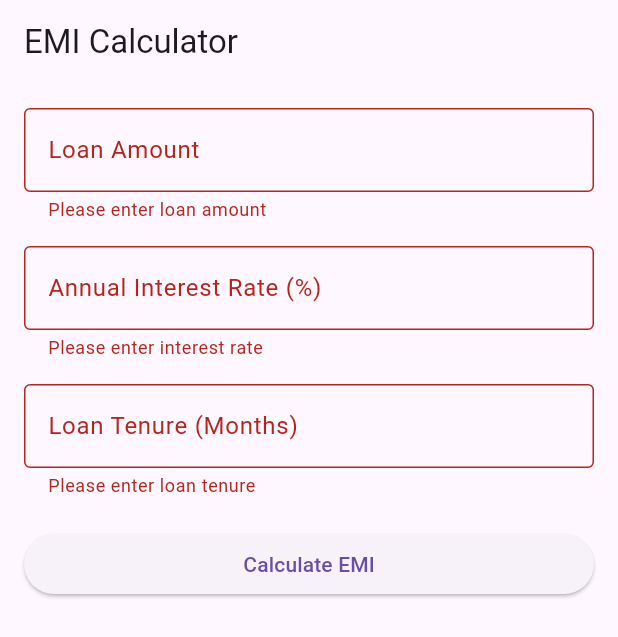
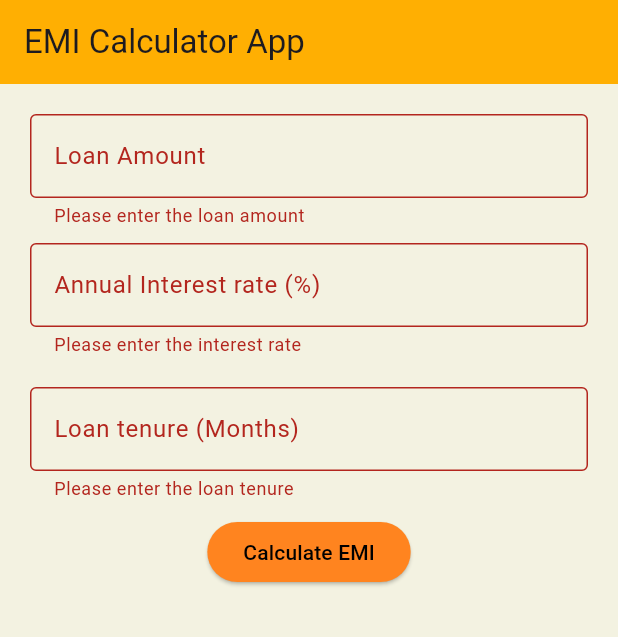
Before and after one commit to nithin7234/Flutter_project4, a Flutter app: the screen it shows after launch, after a tap on "Calculate EMI", on a phone screen of 412 x 824 dp. Shown: the top 637 px of the screen. Run offline on Flutter 3.47's test engine with Material 3 defaults, Android fonts, the phone set to English and light mode, and no system bars.

Commit message:
Update main.dart

```diff
--- a/lib/main.dart
+++ b/lib/main.dart
@@ -1,156 +1,125 @@
 import 'package:flutter/material.dart';
 import 'dart:math';
-
 void main() {
-  runApp(EMICalculatorApp());
+  runApp(MyApp());}
+class MyApp extends StatefulWidget{
+  const MyApp({super.key});
+  @override
+  State<MyApp> createState()=>_MyApp();}
+class _MyApp extends State<MyApp>{
+  final _formkey=GlobalKey<FormState>();
+  final _amountcontroller=TextEditingController();
+  final _interestcontroller=TextEditingController();
+  final _tenurecontroller=TextEditingController();
+  String _result="";
+  void _calculateEmi(){
+    if(_formkey.currentState!.validate()){
+      double p=double.tryParse(_amountcontroller.text) ?? 0.0;
+      double annualInterest=double.tryParse(_interestcontroller.text) ?? 0.0;
+      double r=annualInterest/12/100;
+      int n=int.tryParse(_tenurecontroller.text) ?? 0;
+      double emi;
+      if(r==0){
+        emi=p/n;
+      }
+      else{
+        emi=(p*r*(pow(1+r,n)))/(pow(1+r,n)-1);
+      }
+      double totalInterest=(emi*n)-p;
+      setState(() {
+        _result="Loan Amount : ₹ ${p.toStringAsFixed(2)}\n EMI Amount : ₹ ${emi.toStringAsFixed(2)} \n Total Interest : ₹ ${totalInterest.toStringAsFixed(2)}";
 }
-
-class EMICalculatorApp extends StatelessWidget {
+        );
+    }
+}
   @override
-  Widget build(BuildContext context) {
+  Widget build(BuildContext context){
     return MaterialApp(
-      debugShowCheckedModeBanner: false,
-      title: "EMI Calculator",
-      theme: ThemeData(primarySwatch: Colors.blue),
-      home: EMICalculatorScreen(),
-    );
-  }
-}
-
-class EMICalculatorScreen extends StatefulWidget {
-  @override
-  _EMICalculatorScreenState createState() => _EMICalculatorScreenState();
-}
-
-class _EMICalculatorScreenState extends State<EMICalculatorScreen> {
-  final _formKey = GlobalKey<FormState>();
-
-  final TextEditingController _loanController = TextEditingController();
-  final TextEditingController _rateController = TextEditingController();
-  final TextEditingController _tenureController = TextEditingController();
-
-  double? emi;
-  double? totalInterest;
-
-  void _calculateEMI() {
-    if (_formKey.currentState!.validate()) {
-      double P = double.parse(_loanController.text);
-      double annualRate = double.parse(_rateController.text);
-      int N = int.parse(_tenureController.text);
-
-      double R = annualRate / 12 / 100; // Monthly interest rate
-
-      double emiValue =
-          (P * R * pow(1 + R, N)) / (pow(1 + R, N) - 1);
-
-      double totalPayment = emiValue * N;
-      double interest = totalPayment - P;
-
-      setState(() {
-        emi = emiValue;
-        totalInterest = interest;
-      });
-    }
-  }
-
-  @override
-  Widget build(BuildContext context) {
-    return Scaffold(
-      appBar: AppBar(title: Text("EMI Calculator")),
-      body: Padding(
-        padding: const EdgeInsets.all(16.0),
-        child: Form(
-          key: _formKey,
-          child: SingleChildScrollView(
+      title: "EMI Calculator App",
+      home:Scaffold(
+        backgroundColor: const Color.fromARGB(255, 243, 242, 225),
+        appBar: AppBar(title: Text("EMI Calculator App"),backgroundColor: Color.fromARGB(255, 255, 175, 2),),
+        body:Container(
+          padding: EdgeInsets.all(20),
+          child:Form(
+            key:_formkey,
             child: Column(
-              crossAxisAlignment: CrossAxisAlignment.stretch,
               children: [
                 TextFormField(
-                  controller: _loanController,
+                  controller: _amountcontroller,
                   keyboardType: TextInputType.number,
                   decoration: InputDecoration(
-                    labelText: "Loan Amount",
-                    border: OutlineInputBorder(),
+                    labelText:"Loan Amount",
+                    border:OutlineInputBorder()
                   ),
-                  validator: (value) {
-                    if (value == null || value.isEmpty) {
-                      return "Please enter loan amount";
+                  validator:(value){
+                    if(value==null || value.isEmpty){
+                      return "Please enter the loan amount";
                     }
-                    if (double.tryParse(value) == null ||
-                        double.parse(value) <= 0) {
-                      return "Enter a valid positive number";
+                    if(double.tryParse(value)==null){
+                      return "Please enter a valid number";
+                    }
+                    if(double.tryParse(value)!=null && double.tryParse(value)!<=0){
+                      return "Please enter a positive number";
+                    }
+                    return null;
+                  }, ),
+                SizedBox(height: 10),
+                TextFormField(
+                  controller: _interestcontroller,
+                  keyboardType: TextInputType.number,
+                  decoration: InputDecoration(
+                    labelText:"Annual Interest rate (%)",
+                    border:OutlineInputBorder()
+                  ),
+                  validator:(value){
+                    if(value==null || value.isEmpty){
+                      return "Please enter the interest rate";
+                    }
+                    if(double.tryParse(value)==null){
+                      return "Please enter a valid number";
+                    }
+                    if(double.tryParse(value)!=null && double.tryParse(value)!<=0){
+                      return "Please enter a positive number";
                     }
                     return null;
                   },
                 ),
-                SizedBox(height: 16),
+                SizedBox(height: 10),
+                SizedBox(height: 10),
                 TextFormField(
-                  controller: _rateController,
+                  controller: _tenurecontroller,
                   keyboardType: TextInputType.number,
                   decoration: InputDecoration(
-                    labelText: "Annual Interest Rate (%)",
-                    border: OutlineInputBorder(),
+                    labelText:"Loan tenure (Months)",
+                    border:OutlineInputBorder()
                   ),
-                  validator: (value) {
-                    if (value == null || value.isEmpty) {
-                      return "Please enter interest rate";
+                  validator:(value){
+                    if(value==null || value.isEmpty){
+                      return "Please enter the loan tenure";
                     }
-                    if (double.tryParse(value) == null ||
-                        double.parse(value) <= 0) {
-                      return "Enter a valid positive number";
+                    if(double.tryParse(value)==null){
+                      return "Please enter a valid number";
+                    }
+                    if(double.tryParse(value)!=null && double.tryParse(value)!<=0){
+                      return "Please enter a positive number";
                     }
                     return null;
                   },
                 ),
-                SizedBox(height: 16),
-                TextFormField(
-                  controller: _tenureController,
-                  keyboardType: TextInputType.number,
-                  decoration: InputDecoration(
-                    labelText: "Loan Tenure (Months)",
-                    border: OutlineInputBorder(),
-                  ),
-                  validator: (value) {
-                    if (value == null || value.isEmpty) {
-                      return "Please enter loan tenure";
-                    }
-                    if (int.tryParse(value) == null ||
-                        int.parse(value) <= 0) {
-                      return "Enter a valid positive integer";
-                    }
-                    return null;
-                  },
-                ),
-                SizedBox(height: 20),
+                SizedBox(height: 10),
                 ElevatedButton(
-                  onPressed: _calculateEMI,
-                  child: Text("Calculate EMI"),
-                ),
-                SizedBox(height: 20),
-                if (emi != null && totalInterest != null)
-                  Card(
-                    elevation: 4,
-                    child: Padding(
-                      padding: const EdgeInsets.all(16.0),
-                      child: Column(
-                        crossAxisAlignment: CrossAxisAlignment.start,
-                        children: [
-                          Text("Results:",
-                              style: TextStyle(
-                                  fontSize: 18, fontWeight: FontWeight.bold)),
-                          SizedBox(height: 10),
-                          Text("Loan Amount: ₹${_loanController.text}"),
-                          Text("Monthly EMI: ₹${emi!.toStringAsFixed(2)}"),
-                          Text("Total Interest: ₹${totalInterest!.toStringAsFixed(2)}"),
-                        ],
-                      ),
-                    ),
-                  )
-              ],
+                  style:ElevatedButton.styleFrom(
+                    backgroundColor: const Color.fromARGB(255, 255, 132, 31),
+                    foregroundColor: const Color.fromARGB(255, 0, 0, 0)),
+                  onPressed: _calculateEmi,
+                  child: Text("Calculate EMI")),
+                  SizedBox(height: 10),
+ Text(_result,style: TextStyle(color:Colors.green,fontSize: 20,fontWeight:FontWeight.bold))
+              ],),
             ),
-          ),
         ),
-      ),
+      )
     );
   }
 }
```
